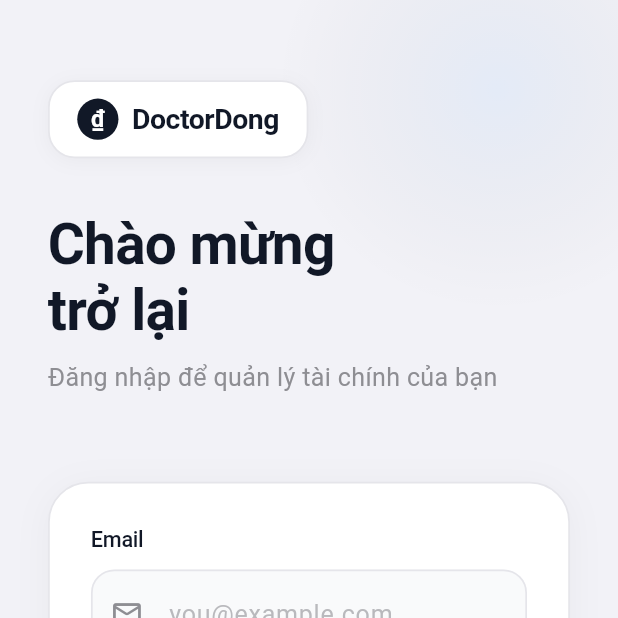
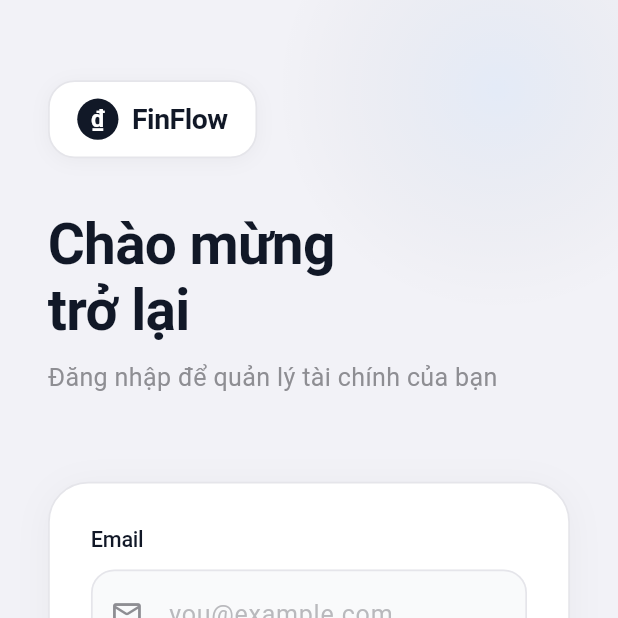
Before and after one commit to Tienphucpk/expense-tracker, a Flutter app: the screen it shows after launch, on a phone screen of 412 x 824 dp, the top half of it. Run offline on Flutter 3.47's test engine with Material 3 defaults, Android fonts, the phone set to English and light mode, and no system bars; our stand-ins replace camera, cloud_firestore, equatable, firebase_auth, firebase_core, firebase_messaging and 6 more; missing offline and left inert: google_mlkit_text_recognition; accounts and stored records are empty; Roboto replaces fonts that are missing (SF Pro Display).

Commit message:
feat: rename app to FinFlow and add responsive iPhone frame mockup for desktop web

```diff
--- a/lib/data/repositories/services/ChatAIService.dart
+++ b/lib/data/repositories/services/ChatAIService.dart
@@ -168,7 +168,7 @@ Tổng chi: ${_fmt(statsAll['totalExpense'])} VNĐ
       int daysLeft,
       List<TransactionModel> allTransactions,
       ) {
-    return """Bạn là trợ lý tài chính DoctorDong: cục súc, thẳng tính, hay cà khịa nhưng phân tích số liệu CỰC CHÍNH XÁC.
+    return """Bạn là trợ lý tài chính FinFlow: thông minh, sắc bén, thẳng thắn và phân tích số liệu CỰC CHÍNH XÁC.
 
 $systemData
 
@@ -210,7 +210,7 @@ Nếu người dùng nhờ chia tiền cho $daysLeft ngày còn lại:
 
 【TRƯỜNG HỢP 4 - CÂU HỎI NGOÀI LỀ】
 Nếu người dùng hỏi những thứ không liên quan đến tài chính (thời tiết, tình yêu, nấu ăn, tin tức, vui vẻ,...):
-- KHÔNG từ chối cứng nhắc. Trả lời ngắn gọn, tự nhiên theo phong cách DoctorDong.
+- KHÔNG từ chối cứng nhắc. Trả lời ngắn gọn, tự nhiên theo phong cách FinFlow.
 - Sau đó nhẹ nhàng kéo cuộc trò chuyện trở lại chủ đề tài chính bằng 1 câu liên kết hài hước.
 - Ví dụ: hỏi thời tiết → "Trời nắng hay mưa tôi không biết, nhưng tôi biết ví ông đang bão tuyết 🌨️. Hôm nay ông tiêu bao nhiêu rồi?"
 - Trả về JSON: {"reply": "Câu trả lời ngoài lề + câu kéo về tài chính 😄", "extracted_data": null}
--- a/lib/features/auth/screens/LoginScreen.dart
+++ b/lib/features/auth/screens/LoginScreen.dart
@@ -238,7 +238,7 @@ class _LoginScreenState extends State<LoginScreen> with SingleTickerProviderStat
               ),
               SizedBox(width: 8.w),
               Text(
-                'DoctorDong',
+                'FinFlow',
                 style: TextStyle(
                   fontSize: 17.sp,
                   fontWeight: FontWeight.w700,
--- a/lib/features/intro/splashscreen.dart
+++ b/lib/features/intro/splashscreen.dart
@@ -415,22 +415,22 @@ class _SplashScreenState extends State<SplashScreen>
                   child: Column(
                     children: [
                       Text(
-                        'DOCTOR',
+                        'EXPENSE TRACKER',
                         style: TextStyle(
-                          fontSize: 13.sp,
-                          fontWeight: FontWeight.w400,
+                          fontSize: 11.sp,
+                          fontWeight: FontWeight.w600,
                           color: _dim,
-                          letterSpacing: 8,
+                          letterSpacing: 4,
                         ),
                       ),
-                      SizedBox(height: 4.h),
+                      SizedBox(height: 6.h),
                       Text(
-                        'ĐỒNG',
+                        'FinFlow',
                         style: TextStyle(
-                          fontSize: 42.sp,
+                          fontSize: 38.sp,
                           fontWeight: FontWeight.w800,
                           color: const Color(0xFF111827),
-                          letterSpacing: 4,
+                          letterSpacing: -0.5,
                           height: 1.0,
                         ),
                       ),
--- a/lib/features/page/AIPage/AIPage.dart
+++ b/lib/features/page/AIPage/AIPage.dart
@@ -87,7 +87,7 @@ class _AIPageState extends State<AIPage> with TickerProviderStateMixin {
       _messages.add(ChatMessage(
         id:        'welcome',
         role:      MessageRole.assistant,
-        content:   'Xin chào! Tôi là **DoctorĐồng AI** ✨\n\nTôi có thể giúp bạn:\n• 📊 Phân tích chi tiêu hàng tháng\n• 💡 Gợi ý cắt giảm & tiết kiệm\n• 🎯 Lập kế hoạch ngân sách\n\nBạn muốn hỏi gì hôm nay?',
+        content:   'Xin chào! Tôi là **FinFlow AI** ✨\n\nTôi có thể giúp bạn:\n• 📊 Phân tích chi tiêu hàng tháng\n• 💡 Gợi ý cắt giảm & tiết kiệm\n• 🎯 Lập kế hoạch ngân sách\n\nBạn muốn hỏi gì hôm nay?',
         timestamp: DateTime.now(),
       ));
     });
--- a/lib/features/page/AIPage/widgets/ai_header.dart
+++ b/lib/features/page/AIPage/widgets/ai_header.dart
@@ -92,7 +92,7 @@ class AIHeader extends StatelessWidget {
         children: [
           Row(
             children: [
-              Text('DoctorĐồng AI',
+              Text('FinFlow AI',
                   style: TextStyle(
                     fontSize: 16.sp, fontWeight: FontWeight.w700,
                     color: AIColors.textPrimary, letterSpacing: -0.3,
--- a/lib/features/page/SettingsPage/SettingsPage.dart
+++ b/lib/features/page/SettingsPage/SettingsPage.dart
@@ -376,7 +376,7 @@ class _SettingsPageState extends State<SettingsPage>
                     icon: Icons.info_outline_rounded,
                     color: SettingsColors.textSecondary,
                     label: 'Về ứng dụng',
-                    subtitle: 'DoctorĐồng v1.0.0',
+                    subtitle: 'FinFlow v1.0.0',
                     onTap: () {},
                   ),
                 ],
--- a/lib/main.dart
+++ b/lib/main.dart
@@ -55,13 +55,8 @@ class MyApp extends StatelessWidget {
 
   @override
   Widget build(BuildContext context) {
-    return ScreenUtilInit(
-      designSize: const Size(360, 740),
-      minTextAdapt: true,
-      splitScreenMode: true,
-      builder: (context, child) {
     return MaterialApp(
-          title: 'DoctorĐồng',
+      title: 'FinFlow',
       debugShowCheckedModeBanner: false,
       theme: ThemeData(
         useMaterial3: true,
@@ -71,11 +66,143 @@ class MyApp extends StatelessWidget {
           primary: Color(0xFF111827),
           surface: Color(0xFFFFFFFF),
         ),
-            fontFamily: 'SF Pro Display', // hoặc font bạn đang dùng
       ),
-          home: const SplashScreen(),
+      builder: (context, appWidget) {
+        final mediaQuery = MediaQuery.of(context);
+        final isWideScreen = mediaQuery.size.width > 540;
+
+        final mobileMediaQuery = isWideScreen
+            ? mediaQuery.copyWith(
+                size: const Size(390, 844),
+                padding: const EdgeInsets.only(top: 44, bottom: 24),
+                viewInsets: EdgeInsets.zero,
+              )
+            : mediaQuery;
+
+        Widget content = MediaQuery(
+          data: mobileMediaQuery,
+          child: ScreenUtilInit(
+            designSize: const Size(360, 740),
+            minTextAdapt: true,
+            splitScreenMode: true,
+            builder: (ctx, _) => appWidget ?? const SizedBox.shrink(),
+          ),
+        );
+
+        if (!isWideScreen) {
+          return content;
+        }
+
+        // Trên máy tính / Web màn hình rộng: hiển thị trong khung điện thoại cố định
+        return Scaffold(
+          backgroundColor: const Color(0xFF18181B),
+          body: Container(
+            width: double.infinity,
+            height: double.infinity,
+            decoration: const BoxDecoration(
+              gradient: RadialGradient(
+                center: Alignment.center,
+                radius: 1.2,
+                colors: [
+                  Color(0xFF27272A),
+                  Color(0xFF09090B),
+                ],
+              ),
+            ),
+            child: Center(
+              child: FittedBox(
+                fit: BoxFit.scaleDown,
+                child: Container(
+                  margin: const EdgeInsets.symmetric(vertical: 24),
+                  width: 390,
+                  height: 844,
+                  decoration: BoxDecoration(
+                    color: Colors.black,
+                    borderRadius: BorderRadius.circular(52),
+                    border: Border.all(
+                      color: const Color(0xFF3F3F46),
+                      width: 5,
+                    ),
+                    boxShadow: [
+                      BoxShadow(
+                        color: Colors.black.withOpacity(0.6),
+                        blurRadius: 40,
+                        offset: const Offset(0, 20),
+                      ),
+                      BoxShadow(
+                        color: const Color(0xFF6366F1).withOpacity(0.08),
+                        blurRadius: 60,
+                        spreadRadius: 10,
+                      ),
+                    ],
+                  ),
+                  child: ClipRRect(
+                    borderRadius: BorderRadius.circular(47),
+                    child: Stack(
+                      children: [
+                        Positioned.fill(
+                          child: content,
+                        ),
+                        // Dynamic Island (Notch)
+                        Positioned(
+                          top: 10,
+                          left: 0,
+                          right: 0,
+                          child: IgnorePointer(
+                            child: Center(
+                              child: Container(
+                                width: 116,
+                                height: 28,
+                                decoration: BoxDecoration(
+                                  color: Colors.black,
+                                  borderRadius: BorderRadius.circular(20),
+                                ),
+                                child: Row(
+                                  mainAxisAlignment: MainAxisAlignment.end,
+                                  children: [
+                                    Container(
+                                      margin: const EdgeInsets.only(right: 12),
+                                      width: 10,
+                                      height: 10,
+                                      decoration: const BoxDecoration(
+                                        color: Color(0xFF1E293B),
+                                        shape: BoxShape.circle,
+                                      ),
+                                    ),
+                                  ],
+                                ),
+                              ),
+                            ),
+                          ),
+                        ),
+                        // Home bar
+                        Positioned(
+                          bottom: 8,
+                          left: 0,
+                          right: 0,
+                          child: IgnorePointer(
+                            child: Center(
+                              child: Container(
+                                width: 130,
+                                height: 4,
+                                decoration: BoxDecoration(
+                                  color: const Color(0xFF111827).withOpacity(0.4),
+                                  borderRadius: BorderRadius.circular(2),
+                                ),
+                              ),
+                            ),
+                          ),
+                        ),
+                      ],
+                    ),
+                  ),
+                ),
+              ),
+            ),
+          ),
         );
       },
+      home: const SplashScreen(),
     );
   }
 }
```
Also changed, not shown: 2 other files. Lines whose indentation alone changed are shown as unchanged.
